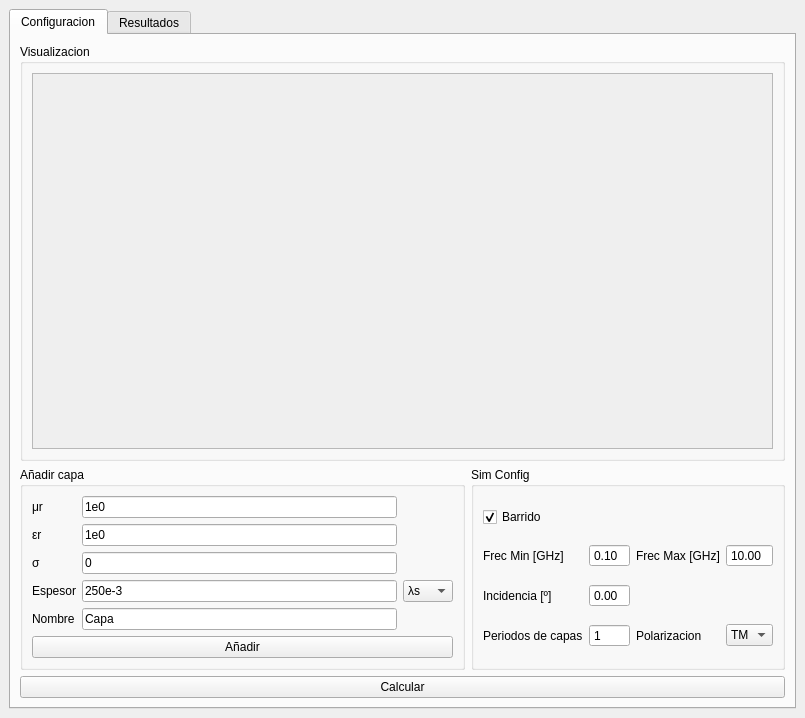
GullinoAgus/reWave, file UI/Main.ui: the form before one commit.
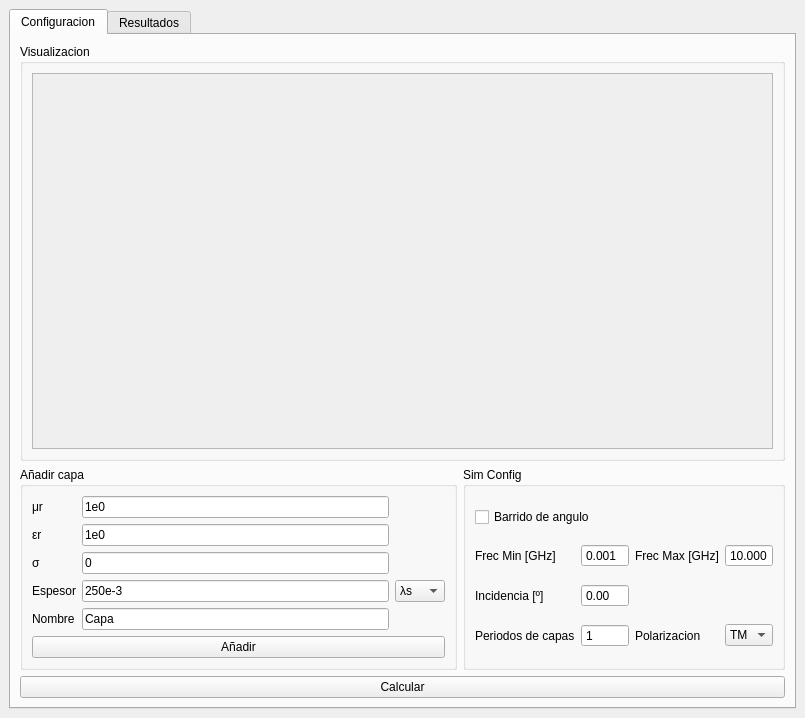
The form after the commit.

What changed in the file:
```diff
--- a/UI/Main.ui
+++ b/UI/Main.ui
@@ -31,19 +31,6 @@
            <string>Sim Config</string>
           </property>
           <layout class="QGridLayout" name="gridLayout_3">
-           <item row="0" column="1">
-            <widget class="QCheckBox" name="freq_sweep_check">
-             <property name="text">
-              <string>Barrido</string>
-             </property>
-             <property name="checked">
-              <bool>true</bool>
-             </property>
-             <property name="tristate">
-              <bool>false</bool>
-             </property>
-            </widget>
-           </item>
            <item row="2" column="2">
             <widget class="QDoubleSpinBox" name="incidence_input">
              <property name="font">
@@ -67,6 +54,9 @@
              <property name="buttonSymbols">
               <enum>QAbstractSpinBox::NoButtons</enum>
              </property>
+             <property name="decimals">
+              <number>3</number>
+             </property>
              <property name="minimum">
               <double>0.100000000000000</double>
              </property>
@@ -103,8 +93,11 @@
              <property name="correctionMode">
               <enum>QAbstractSpinBox::CorrectToPreviousValue</enum>
              </property>
+             <property name="decimals">
+              <number>3</number>
+             </property>
              <property name="minimum">
-              <double>0.100000000000000</double>
+              <double>0.001000000000000</double>
              </property>
              <property name="maximum">
               <double>10.000000000000000</double>
@@ -159,6 +152,22 @@
              </property>
             </widget>
            </item>
+           <item row="0" column="1" colspan="2">
+            <widget class="QCheckBox" name="freq_sweep_check">
+             <property name="enabled">
+              <bool>true</bool>
+             </property>
+             <property name="text">
+              <string>Barrido de angulo</string>
+             </property>
+             <property name="checked">
+              <bool>false</bool>
+             </property>
+             <property name="tristate">
+              <bool>false</bool>
+             </property>
+            </widget>
+           </item>
           </layout>
          </widget>
         </item>
```
Left out of the diff: 40 changed lines with no effect on the pictures.
